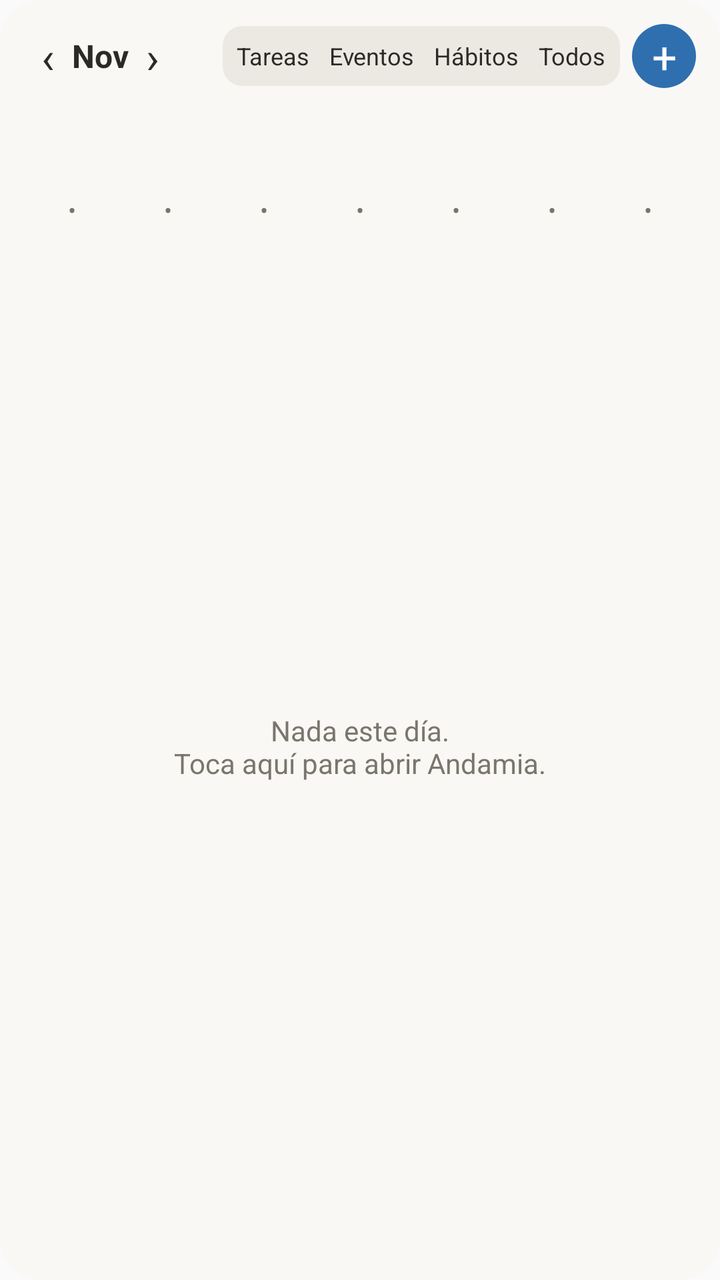
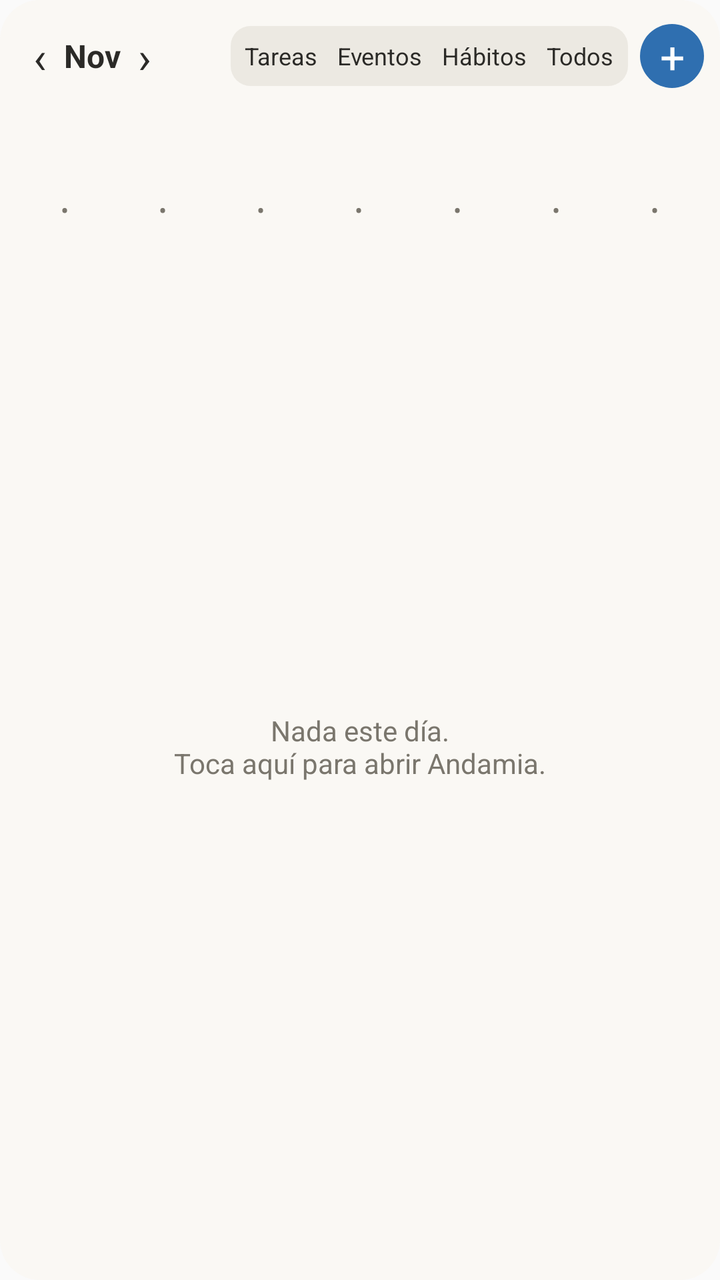

The first picture is an Android layout as it rendered before a commit; the second is the same layout after the commit. The layout source and the unified diff follow.
<!-- AndroidManifest.xml: application theme AppTheme -->
<!-- res/layout/widget_semana.xml -->
<?xml version="1.0" encoding="utf-8"?>
<FrameLayout xmlns:android="http://schemas.android.com/apk/res/android"
    android:layout_width="match_parent"
    android:layout_height="match_parent">

    
    <ImageView
        android:id="@+id/fondo_widget"
        android:layout_width="match_parent"
        android:layout_height="match_parent"
        android:importantForAccessibility="no"
        android:scaleType="fitXY"
        android:src="@drawable/widget_fondo" />

<LinearLayout
    android:layout_width="match_parent"
    android:layout_height="match_parent"
    android:orientation="vertical"
    android:padding="12dp">

    <LinearLayout
        android:layout_width="match_parent"
        android:layout_height="wrap_content"
        android:gravity="center_vertical"
        android:orientation="horizontal">

        <TextView
            android:id="@+id/semana_atras"
            android:layout_width="24dp"
            android:layout_height="32dp"
            android:contentDescription="Semana anterior"
            android:gravity="center"
            android:text="‹"
            android:textColor="@color/widget_texto"
            android:textSize="22sp" />

        <TextView
            android:id="@+id/semana_mes"
            android:layout_width="wrap_content"
            android:layout_height="wrap_content"
            android:maxLines="1"
            android:text="Nov"
            android:textColor="@color/widget_texto"
            android:textSize="16sp"
            android:textStyle="bold" />

        <TextView
            android:id="@+id/semana_adelante"
            android:layout_width="24dp"
            android:layout_height="32dp"
            android:contentDescription="Semana siguiente"
            android:gravity="center"
            android:text="›"
            android:textColor="@color/widget_texto"
            android:textSize="22sp" />

        <FrameLayout
            android:layout_width="0dp"
            android:layout_height="1dp"
            android:layout_weight="1" />

        <LinearLayout
            android:id="@+id/semana_filtros"
            android:layout_width="wrap_content"
            android:layout_height="wrap_content"
            android:background="@drawable/widget_filtros"
            android:orientation="horizontal"
            android:padding="2dp">

            <TextView
                android:id="@+id/semana_f_tareas"
                android:layout_width="wrap_content"
                android:layout_height="26dp"
                android:gravity="center"
                android:paddingStart="5dp"
                android:paddingEnd="5dp"
                android:text="Tareas"
                android:textColor="@color/widget_texto"
                android:textSize="12sp" />

            <TextView
                android:id="@+id/semana_f_eventos"
                android:layout_width="wrap_content"
                android:layout_height="26dp"
                android:gravity="center"
                android:paddingStart="5dp"
                android:paddingEnd="5dp"
                android:text="Eventos"
                android:textColor="@color/widget_texto"
                android:textSize="12sp" />

            <TextView
                android:id="@+id/semana_f_habitos"
                android:layout_width="wrap_content"
                android:layout_height="26dp"
                android:gravity="center"
                android:paddingStart="5dp"
                android:paddingEnd="5dp"
                android:text="Hábitos"
                android:textColor="@color/widget_texto"
                android:textSize="12sp" />

            <TextView
                android:id="@+id/semana_f_todos"
                android:layout_width="wrap_content"
                android:layout_height="26dp"
                android:gravity="center"
                android:paddingStart="5dp"
                android:paddingEnd="5dp"
                android:text="Todos"
                android:textColor="@color/widget_texto"
                android:textSize="12sp" />

        </LinearLayout>

        <TextView
            android:id="@+id/semana_nueva"
            android:layout_width="32dp"
            android:layout_height="32dp"
            android:layout_marginStart="6dp"
            android:background="@drawable/widget_boton"
            android:contentDescription="Nueva tarea"
            android:gravity="center"
            android:text="+"
            android:textColor="@color/widget_boton_texto"
            android:textSize="22sp" />
    </LinearLayout>

    <LinearLayout
        android:layout_width="match_parent"
        android:layout_height="wrap_content"
        android:layout_marginTop="8dp"
        android:orientation="horizontal">

        <LinearLayout
            android:id="@+id/semana_dia_0"
            android:layout_width="0dp"
            android:layout_height="wrap_content"
            android:layout_weight="1"
            android:gravity="center_horizontal"
            android:orientation="vertical">

            <TextView
                android:id="@+id/semana_nom_0"
                android:layout_width="wrap_content"
                android:layout_height="wrap_content"
                android:textColor="@color/widget_texto_tenue"
                android:textSize="12sp" />

            <TextView
                android:id="@+id/semana_num_0"
                android:layout_width="30dp"
                android:layout_height="30dp"
                android:layout_marginTop="2dp"
                android:gravity="center"
                android:textColor="@color/widget_texto"
                android:textSize="14sp"
                android:textStyle="bold" />

            <TextView
                android:id="@+id/semana_pto_0"
                android:layout_width="wrap_content"
                android:layout_height="wrap_content"
                android:layout_marginTop="-4dp"
                android:text="•"
                android:textColor="@color/widget_texto_tenue"
                android:textSize="12sp" />
        </LinearLayout>

        <LinearLayout
            android:id="@+id/semana_dia_1"
            android:layout_width="0dp"
            android:layout_height="wrap_content"
            android:layout_weight="1"
            android:gravity="center_horizontal"
            android:orientation="vertical">

            <TextView
                android:id="@+id/semana_nom_1"
                android:layout_width="wrap_content"
                android:layout_height="wrap_content"
                android:textColor="@color/widget_texto_tenue"
                android:textSize="12sp" />

            <TextView
                android:id="@+id/semana_num_1"
                android:layout_width="30dp"
                android:layout_height="30dp"
                android:layout_marginTop="2dp"
                android:gravity="center"
                android:textColor="@color/widget_texto"
                android:textSize="14sp"
                android:textStyle="bold" />

            <TextView
                android:id="@+id/semana_pto_1"
                android:layout_width="wrap_content"
                android:layout_height="wrap_content"
                android:layout_marginTop="-4dp"
                android:text="•"
                android:textColor="@color/widget_texto_tenue"
                android:textSize="12sp" />
        </LinearLayout>

        <LinearLayout
            android:id="@+id/semana_dia_2"
            android:layout_width="0dp"
            android:layout_height="wrap_content"
            android:layout_weight="1"
            android:gravity="center_horizontal"
            android:orientation="vertical">

            <TextView
                android:id="@+id/semana_nom_2"
                android:layout_width="wrap_content"
                android:layout_height="wrap_content"
                android:textColor="@color/widget_texto_tenue"
                android:textSize="12sp" />

            <TextView
                android:id="@+id/semana_num_2"
                android:layout_width="30dp"
                android:layout_height="30dp"
                android:layout_marginTop="2dp"
                android:gravity="center"
                android:textColor="@color/widget_texto"
                android:textSize="14sp"
                android:textStyle="bold" />

            <TextView
                android:id="@+id/semana_pto_2"
                android:layout_width="wrap_content"
                android:layout_height="wrap_content"
                android:layout_marginTop="-4dp"
                android:text="•"
                android:textColor="@color/widget_texto_tenue"
                android:textSize="12sp" />
        </LinearLayout>

        <LinearLayout
            android:id="@+id/semana_dia_3"
            android:layout_width="0dp"
            android:layout_height="wrap_content"
            android:layout_weight="1"
            android:gravity="center_horizontal"
            android:orientation="vertical">

            <TextView
                android:id="@+id/semana_nom_3"
                android:layout_width="wrap_content"
                android:layout_height="wrap_content"
                android:textColor="@color/widget_texto_tenue"
                android:textSize="12sp" />

            <TextView
                android:id="@+id/semana_num_3"
                android:layout_width="30dp"
                android:layout_height="30dp"
                android:layout_marginTop="2dp"
                android:gravity="center"
                android:textColor="@color/widget_texto"
                android:textSize="14sp"
                android:textStyle="bold" />

            <TextView
                android:id="@+id/semana_pto_3"
                android:layout_width="wrap_content"
                android:layout_height="wrap_content"
                android:layout_marginTop="-4dp"
                android:text="•"
                android:textColor="@color/widget_texto_tenue"
                android:textSize="12sp" />
        </LinearLayout>

        <LinearLayout
            android:id="@+id/semana_dia_4"
            android:layout_width="0dp"
            android:layout_height="wrap_content"
            android:layout_weight="1"
            android:gravity="center_horizontal"
            android:orientation="vertical">

            <TextView
                android:id="@+id/semana_nom_4"
                android:layout_width="wrap_content"
                android:layout_height="wrap_content"
                android:textColor="@color/widget_texto_tenue"
                android:textSize="12sp" />

            <TextView
                android:id="@+id/semana_num_4"
                android:layout_width="30dp"
                android:layout_height="30dp"
                android:layout_marginTop="2dp"
                android:gravity="center"
                android:textColor="@color/widget_texto"
                android:textSize="14sp"
                android:textStyle="bold" />

            <TextView
                android:id="@+id/semana_pto_4"
                android:layout_width="wrap_content"
                android:layout_height="wrap_content"
                android:layout_marginTop="-4dp"
                android:text="•"
                android:textColor="@color/widget_texto_tenue"
                android:textSize="12sp" />
        </LinearLayout>

        <LinearLayout
            android:id="@+id/semana_dia_5"
            android:layout_width="0dp"
            android:layout_height="wrap_content"
            android:layout_weight="1"
            android:gravity="center_horizontal"
            android:orientation="vertical">

            <TextView
                android:id="@+id/semana_nom_5"
                android:layout_width="wrap_content"
                android:layout_height="wrap_content"
                android:textColor="@color/widget_texto_tenue"
                android:textSize="12sp" />

            <TextView
                android:id="@+id/semana_num_5"
                android:layout_width="30dp"
                android:layout_height="30dp"
                android:layout_marginTop="2dp"
                android:gravity="center"
                android:textColor="@color/widget_texto"
                android:textSize="14sp"
                android:textStyle="bold" />

            <TextView
                android:id="@+id/semana_pto_5"
                android:layout_width="wrap_content"
                android:layout_height="wrap_content"
                android:layout_marginTop="-4dp"
                android:text="•"
                android:textColor="@color/widget_texto_tenue"
                android:textSize="12sp" />
        </LinearLayout>

        <LinearLayout
            android:id="@+id/semana_dia_6"
            android:layout_width="0dp"
            android:layout_height="wrap_content"
            android:layout_weight="1"
            android:gravity="center_horizontal"
            android:orientation="vertical">

            <TextView
                android:id="@+id/semana_nom_6"
                android:layout_width="wrap_content"
                android:layout_height="wrap_content"
                android:textColor="@color/widget_texto_tenue"
                android:textSize="12sp" />

            <TextView
                android:id="@+id/semana_num_6"
                android:layout_width="30dp"
                android:layout_height="30dp"
                android:layout_marginTop="2dp"
                android:gravity="center"
                android:textColor="@color/widget_texto"
                android:textSize="14sp"
                android:textStyle="bold" />

            <TextView
                android:id="@+id/semana_pto_6"
                android:layout_width="wrap_content"
                android:layout_height="wrap_content"
                android:layout_marginTop="-4dp"
                android:text="•"
                android:textColor="@color/widget_texto_tenue"
                android:textSize="12sp" />
        </LinearLayout>

    </LinearLayout>

    <FrameLayout
        android:layout_width="match_parent"
        android:layout_height="match_parent"
        android:layout_marginTop="6dp">

        
        <ListView
            android:id="@+id/semana_lista"
            android:layout_width="match_parent"
            android:layout_height="match_parent"
            android:divider="@null"
            android:dividerHeight="0dp" />

        <TextView
            android:id="@+id/semana_vacio"
            android:layout_width="match_parent"
            android:layout_height="match_parent"
            android:gravity="center"
            android:text="Nada este día.\nToca aquí para abrir Andamia."
            android:textColor="@color/widget_texto_tenue"
            android:textSize="14sp" />
    </FrameLayout>
</LinearLayout>
</FrameLayout>
<!-- resources referenced by this layout -->
<resources>
  <color name="widget_boton_texto">#FFFFFF</color>
  <color name="widget_texto">#2B2A27</color>
  <color name="widget_texto_tenue">#7A766D</color>
  <!-- drawable widget_boton (drawable) -->
  <?xml version="1.0" encoding="utf-8"?>
  <shape xmlns:android="http://schemas.android.com/apk/res/android" android:shape="oval">
      <solid android:color="@color/widget_acento" />
  </shape>
  <!-- drawable widget_filtros (drawable) -->
  <?xml version="1.0" encoding="utf-8"?>
  <shape xmlns:android="http://schemas.android.com/apk/res/android">
      <corners android:radius="10dp" />
      <solid android:color="@color/widget_evento_suave" />
  </shape>
  <!-- drawable widget_fondo (drawable) -->
  <?xml version="1.0" encoding="utf-8"?>
  <shape xmlns:android="http://schemas.android.com/apk/res/android" android:shape="rectangle">
      <solid android:color="@color/widget_fondo" />
      <corners android:radius="20dp" />
  </shape>
  <style name="AppTheme" parent="Theme.AppCompat.Light.DarkActionBar">
          
          <item name="colorPrimary">@color/colorPrimary</item>
          <item name="colorPrimaryDark">@color/colorPrimaryDark</item>
          <item name="colorAccent">@color/colorAccent</item>
      </style>
  <color name="widget_acento">#2F6FB0</color>
  <color name="widget_evento_suave">#ECE9E2</color>
  <color name="widget_fondo">#F2FAF8F4</color>
</resources>

<!-- the commit's change to res/layout/widget_semana.xml (unified diff, before → after) -->
@@ -16,7 +16,10 @@
     android:layout_width="match_parent"
     android:layout_height="match_parent"
     android:orientation="vertical"
-    android:padding="12dp">
+    android:paddingStart="8dp"
+    android:paddingEnd="8dp"
+    android:paddingTop="12dp"
+    android:paddingBottom="12dp">
 
     <LinearLayout
         android:layout_width="match_parent"
@@ -387,6 +390,9 @@
         
         <ListView
             android:id="@+id/semana_lista"
+            android:cacheColorHint="@android:color/transparent"
+            android:listSelector="@android:color/transparent"
+            android:drawSelectorOnTop="false"
             android:layout_width="match_parent"
             android:layout_height="match_parent"
             android:divider="@null"
